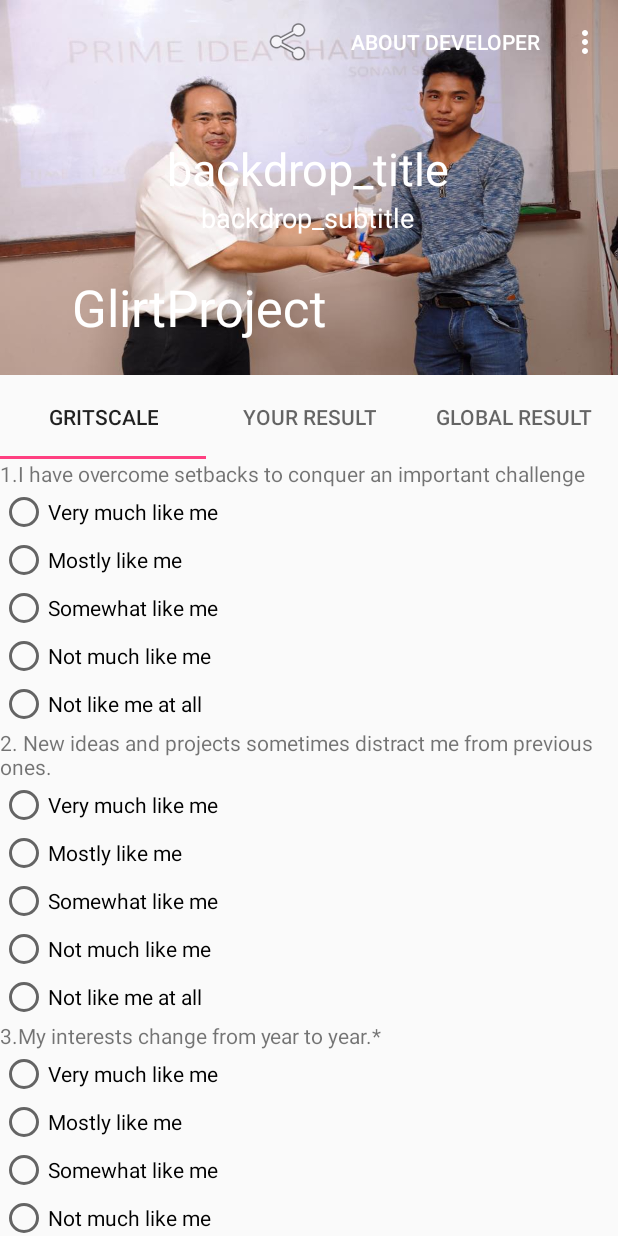
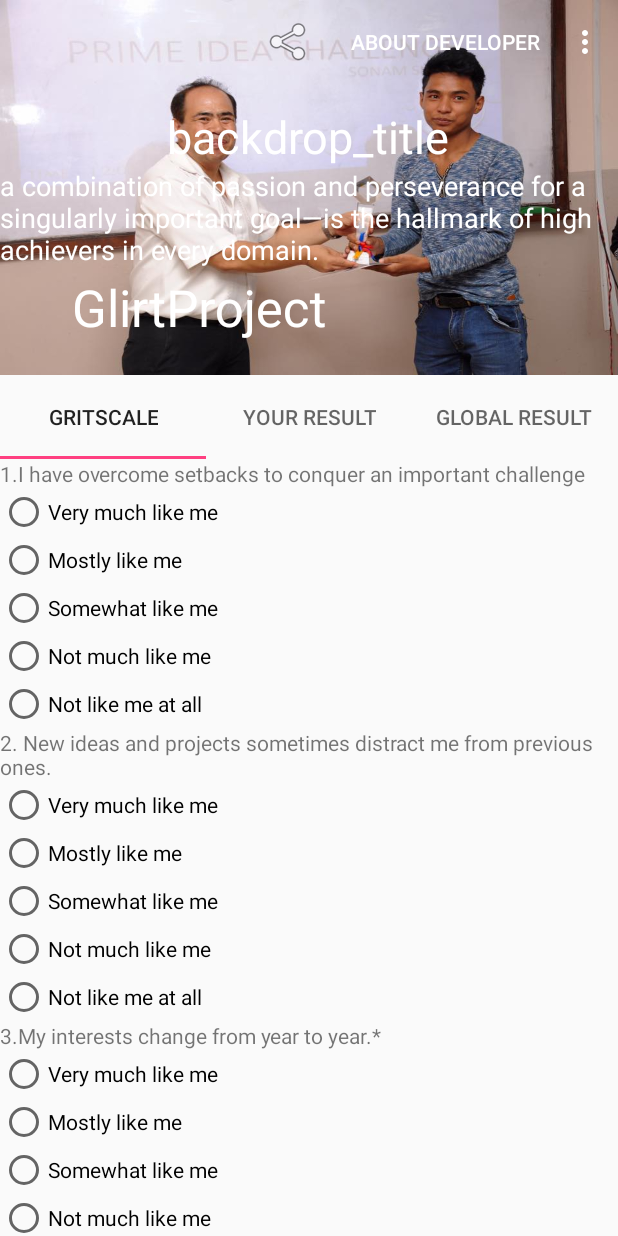
Before and after one commit to SimonAstani/GritScaleProject, an Android app: the screen it shows after launch (MainActivity), on a phone screen of 412 x 824 dp. Run offline under Robolectric (Android 15) with nearby library versions, the phone set to English and light mode, and no system bars; our stand-ins replace Firebase (no records; nobody signed in at launch, a user with empty details on screens opened directly).

Commit message:
simpple changes in collapsing toolbar dynmic text update

```diff
--- a/app/src/main/java/com/example/simon/glirtproject/Activity/MainActivity.java
+++ b/app/src/main/java/com/example/simon/glirtproject/Activity/MainActivity.java
@@ -3,12 +3,14 @@ package com.example.simon.glirtproject.Activity;
 import android.content.Intent;
 import android.net.Uri;
 import android.os.Bundle;
+import android.os.Handler;
 import android.support.design.widget.TabLayout;
 import android.support.v4.view.ViewPager;
 import android.support.v7.app.AppCompatActivity;
 import android.support.v7.widget.Toolbar;
 import android.view.Menu;
 import android.view.MenuItem;
+import android.widget.TextView;
 
 import com.example.simon.glirtproject.Adapter.TabpagerAdapter;
 import com.example.simon.glirtproject.Interface.ResultPass;
@@ -24,11 +26,15 @@ public class MainActivity extends AppCompatActivity implements ResultPass {
     private TabLayout mTabLayout;
     //tabpagerAdapter is a custom adapter class that provides fragment required for view pager
     private TabpagerAdapter tabPagerAdapter;
+    private TextView gritInfo;
 
     @Override
     protected void onCreate(Bundle savedInstanceState) {
         super.onCreate(savedInstanceState);
         setContentView(R.layout.activity_main);
+        //changing grit info dynamicially in time
+        gritInfo = (TextView) findViewById(R.id.gritIntro);
+        changeGritText();
 
         Toolbar toolbar = (Toolbar) findViewById(R.id.toolbar);
         setSupportActionBar(toolbar);
@@ -40,6 +46,26 @@ public class MainActivity extends AppCompatActivity implements ResultPass {
         //tablayout changes the page based on tab clicked
         mTabLayout = (TabLayout) findViewById(R.id.tabs);
         mTabLayout.setupWithViewPager(mviewPager);
+    }
+
+    //change the collapsing toolbar text dynamically
+    // TODO: 5/19/2017 string array is not dynamicially displayed in every 5 sec. need to be fixed
+
+    private void changeGritText(){
+        final String[] gritArray = getResources().getStringArray(R.array.gritInformation);
+
+        final Handler gritInfoHanlder = new Handler();
+        Runnable tipsRunnable = new Runnable() {
+            @Override
+            public void run()
+            {
+                int tipPosition = 0;
+                //set number of tip(randon/another way)
+                gritInfo.setText(gritArray[tipPosition]);
+                gritInfoHanlder.postDelayed(this, 5000);
+            }
+        };
+        gritInfoHanlder.post(tipsRunnable);
     }
 
     //this method implement methods from tabpagerAdpater that is used to add fragment and title
--- a/app/src/main/res/layout/activity_main.xml
+++ b/app/src/main/res/layout/activity_main.xml
@@ -54,9 +54,10 @@
                         android:textSize="@dimen/backdrop_title" />
 
                     <TextView
+                        android:id="@+id/gritIntro"
                         android:layout_width="wrap_content"
                         android:layout_height="wrap_content"
-                        android:text="backdrop_subtitle"
+                        android:text="gritIntro"
                         android:textColor="@android:color/white"
                         android:textSize="@dimen/backdrop_subtitle" />
 
--- a/app/src/main/res/values/strings.xml
+++ b/app/src/main/res/values/strings.xml
@@ -27,4 +27,13 @@
     <string name="title_activity_tab">TabActivity</string>
     <string name="section_format">Hello World from section: %1$d</string>
 
+    <string-array name="gritInformation">
+        <item>a combination of passion and perseverance for a singularly important goal—is the hallmark of high achievers in every domain.</item>
+        <item> Grit offers a truly sane perspective: that true success comes when we devote ourselves to endeavors that give us joy and purpose.”</item>
+        <item>Grit is the tendency to sustain interest in and effort toward very long-term goals (Duckworth et al., 2007)</item>
+        <item>Grit is passion and perseverance for long-term goals.</item>
+        <item>Talent and luck matter to success. But talent and luck are no guarantee of grit. And in the very long run, I think grit may matter as least as much, if not more.</item>
+        <item></item>
+    </string-array>
+
 </resources>
```
